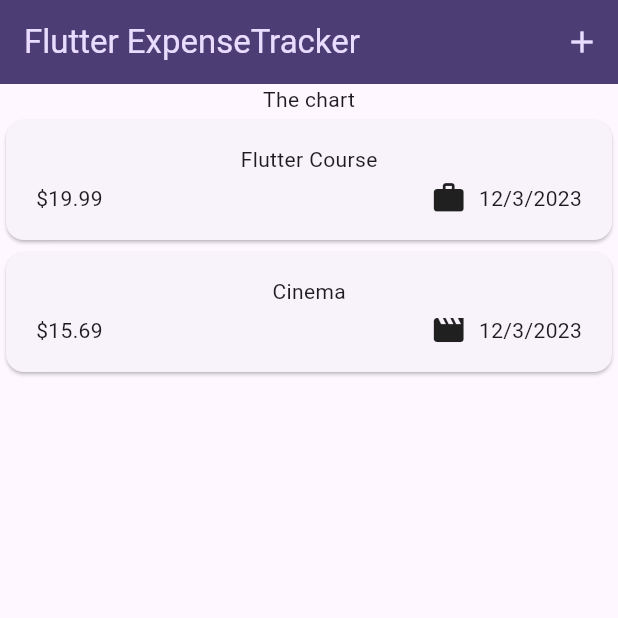
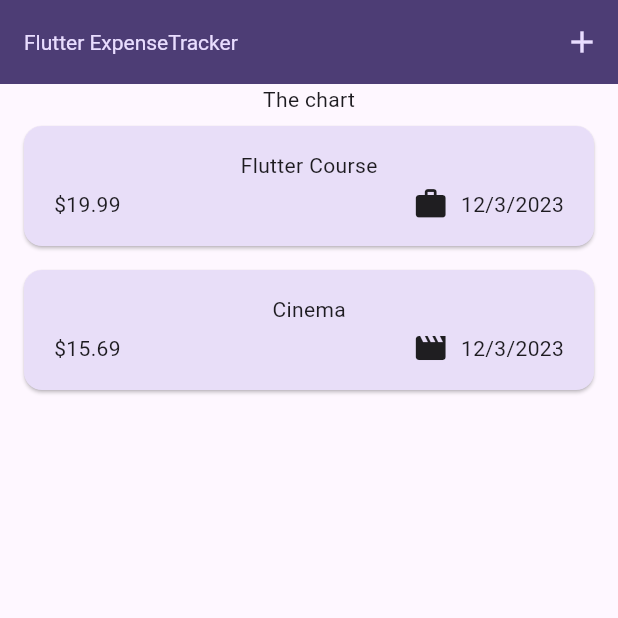
Before and after one commit to trosa-dev/flutter-expense-tracker, a Flutter app: the screen it shows after launch, on a phone screen of 412 x 824 dp, the top half of it. Run offline on Flutter 3.47's test engine with Material 3 defaults, Android fonts, the phone set to English and light mode, and no system bars.

Commit message:
style: update theme

```diff
--- a/lib/main.dart
+++ b/lib/main.dart
@@ -16,12 +16,32 @@ class MyApp extends StatelessWidget {
   Widget build(BuildContext context) {
     return MaterialApp(
       theme: ThemeData().copyWith(
-          useMaterial3: true,
-          colorScheme: kColorScheme,
-          appBarTheme: const AppBarTheme().copyWith(
-            backgroundColor: kColorScheme.onPrimaryContainer,
-            foregroundColor: kColorScheme.primaryContainer,
-          )),
+        useMaterial3: true,
+        colorScheme: kColorScheme,
+        appBarTheme: const AppBarTheme().copyWith(
+          backgroundColor: kColorScheme.onPrimaryContainer,
+          foregroundColor: kColorScheme.primaryContainer,
+        ),
+        cardTheme: const CardTheme().copyWith(
+          color: kColorScheme.secondaryContainer,
+          margin: const EdgeInsets.symmetric(
+            horizontal: 16,
+            vertical: 8,
+          ),
+        ),
+        elevatedButtonTheme: ElevatedButtonThemeData(
+          style: ElevatedButton.styleFrom(
+            backgroundColor: kColorScheme.primaryContainer,
+          ),
+        ),
+        textTheme: ThemeData().textTheme.copyWith(
+              titleLarge: TextStyle(
+                fontWeight: FontWeight.normal,
+                color: kColorScheme.onSecondaryContainer,
+                fontSize: 14,
+              ),
+            ),
+      ),
       home: const Expenses(),
     );
   }
```
